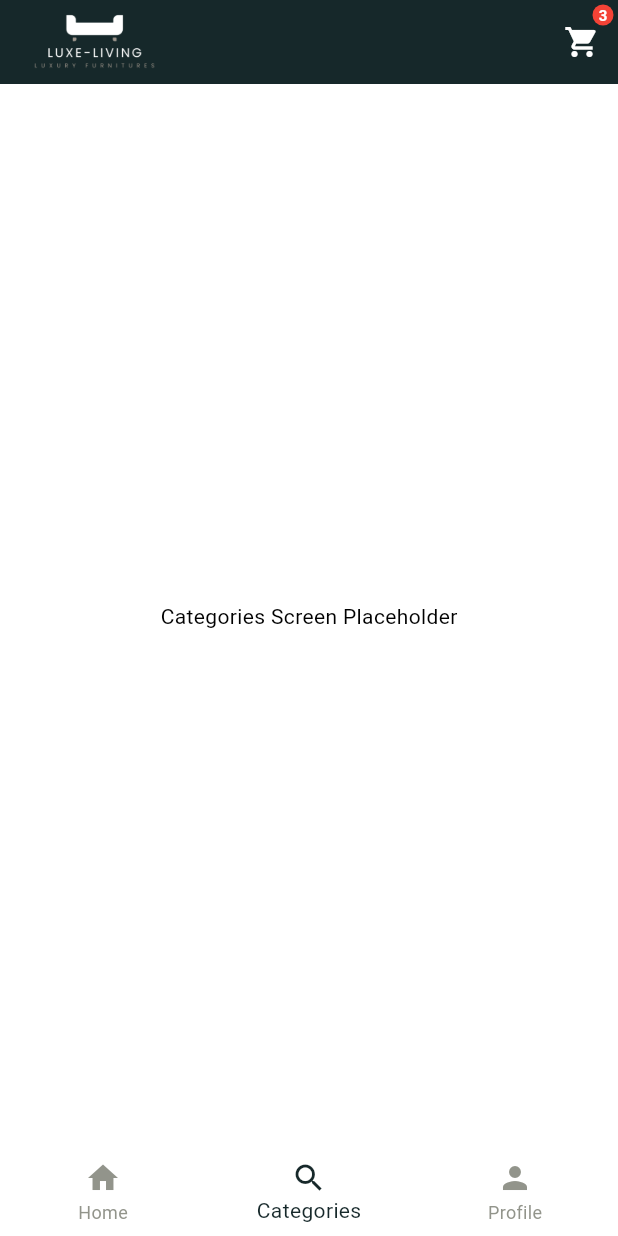
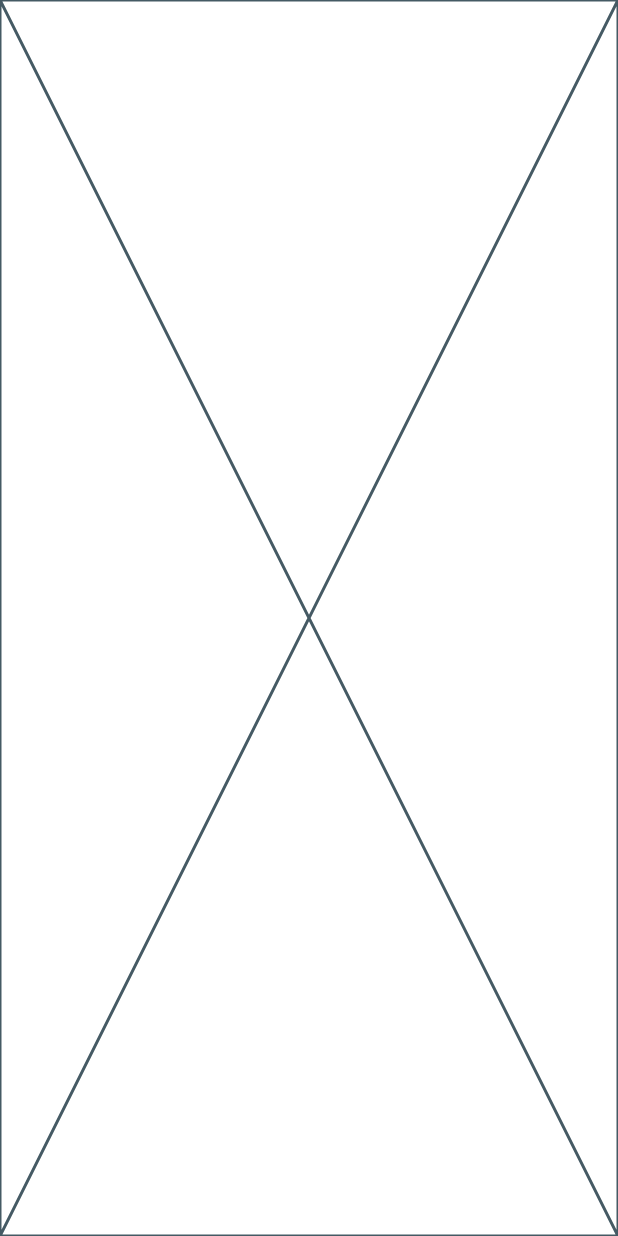
Before and after one commit to shalindri0426/shalindri_flutter, a Flutter app: the MainAppscreen screen opened directly, item 2 of the bottom bar chosen, after a tap on the "shopping cart" icon, on a phone screen of 412 x 824 dp. Run offline on Flutter 3.47's test engine with Material 3 defaults, Android fonts, the phone set to English and light mode, and no system bars; our stand-ins replace google_fonts.

Commit message:
category screen

```diff
--- /dev/null
+++ b/lib/screens/cart_screen.dart
@@ -0,0 +1,10 @@
+import 'package:flutter/material.dart';
+
+class CartScreen extends StatelessWidget {
+  const CartScreen({super.key});
+
+  @override
+  Widget build(BuildContext context) {
+    return const Placeholder();
+  }
+}
--- /dev/null
+++ b/lib/screens/category_screen.dart
@@ -0,0 +1,95 @@
+import 'package:flutter/material.dart';
+
+class CategoryScreen extends StatelessWidget {
+  const CategoryScreen({super.key});
+
+  @override
+  Widget build(BuildContext context) {
+    final List<Map<String, String>> categories = [
+      {'title': 'Sofas', 'image': '🛋️'},
+      {'title': 'Beds', 'image': '🛏️'},
+      {'title': 'Chairs', 'image': '🪑'},
+      {'title': 'Tables', 'image': '🛒'},
+      {'title': 'Lighting', 'image': '💡'},
+      {'title': 'Decor', 'image': '🎨'},
+      {'title': 'Sofas', 'image': '🛋️'},
+      {'title': 'Beds', 'image': '🛏️'},
+      {'title': 'Chairs', 'image': '🪑'},
+      {'title': 'Tables', 'image': '🛒'},
+      {'title': 'Lighting', 'image': '💡'},
+      {'title': 'Decor', 'image': '🎨'},
+      {'title': 'Sofas', 'image': '🛋️'},
+      {'title': 'Beds', 'image': '🛏️'},
+      {'title': 'Chairs', 'image': '🪑'},
+      {'title': 'Tables', 'image': '🛒'},
+      {'title': 'Lighting', 'image': '💡'},
+      {'title': 'Decor', 'image': '🎨'},
+    ];
+
+    return Scaffold(
+      appBar: AppBar(
+        title: const Text('Product Categories',
+        style: TextStyle(
+          color: Color.fromARGB(255, 0, 0, 0),
+        ),),
+        centerTitle: true,
+      ),
+      body: Padding(
+        padding: const EdgeInsets.all(12),
+        child: SingleChildScrollView(
+          child: Column(
+            children: [
+              Wrap(
+                spacing: 10,
+                runSpacing: 10,
+                children: categories.map((category) {
+                  return _buildCategoryCard(
+                    title: category['title']!,
+                    emoji: category['image']!,
+                    onTap: () {
+                      // Navigate or filter products
+                    },
+                  );
+                }).toList(),
+              ),
+            ],
+          ),
+        ),
+      ),
+    );
+  }
+
+  Widget _buildCategoryCard({
+    required String title,
+    required String emoji,
+    required VoidCallback onTap,
+  }) {
+    return GestureDetector(
+      onTap: onTap,
+      child: Container(
+        width: 150,
+        height: 100,
+        decoration: BoxDecoration(
+          color: Colors.teal[100],
+          borderRadius: BorderRadius.circular(16),
+        ),
+        child: Center(
+          child: Column(
+            mainAxisAlignment: MainAxisAlignment.center,
+            children: [
+              Text(emoji, style: const TextStyle(fontSize: 32)),
+              const SizedBox(height: 8),
+              Text(
+                title,
+                style: const TextStyle(
+                  fontWeight: FontWeight.w600,
+                  fontSize: 16,
+                ),
+              ),
+            ],
+          ),
+        ),
+      ),
+    );
+  }
+}
--- a/lib/screens/home_screen.dart
+++ b/lib/screens/home_screen.dart
@@ -151,8 +151,61 @@ class _HomeScreenState extends State<HomeScreen> {
                 }),
               ),
             ),
+            const SizedBox(height: 10),
 
-            const SizedBox(height: 30),
+            // Section: Recently viewed
+            Padding(
+              padding: const EdgeInsets.symmetric(horizontal: 20, vertical: 18),
+              child: Row(
+                mainAxisAlignment: MainAxisAlignment.spaceBetween,
+                children: [
+                  Text(
+                    "Recently Viewed",
+                    style: textTheme.titleMedium?.copyWith(
+                      fontWeight: FontWeight.bold,
+                      color: colorScheme.primary,
+                      letterSpacing: 1,
+                    ),
+                  ),
+                  Text(
+                    "See all",
+                    style: textTheme.bodyMedium?.copyWith(
+                      color: colorScheme.secondary,
+                    ),
+                  ),
+                ],
+              ),
+            ),
+
+            //Recently viewed products
+            SingleChildScrollView(
+              scrollDirection: Axis.horizontal,
+              padding: const EdgeInsets.only(left: 20),
+              child: Row(
+                children: List.generate(luxelivingApp.length, (index) {
+                  final product = luxelivingApp[index];
+                  return Padding(
+                    padding: const EdgeInsets.only(right: 20),
+                    child: InkWell(
+                      onTap: () {
+                        Navigator.push(
+                          context,
+                          MaterialPageRoute(
+                            builder: (_) => ProductDetailScreen(
+                              ProductItem: product,
+                            ),
+                          ),
+                        );
+                      },
+                      child: TrendingProducts(
+                        productItem: product,
+                        size: size,
+                      ),
+                    ),
+                  );
+                }),
+              ),
+            ),
           ],
         ),
       ),
--- a/lib/screens/login_screen.dart
+++ b/lib/screens/login_screen.dart
@@ -1,5 +1,5 @@
 import 'package:flutter/material.dart';
-import 'package:luxe_living/screens/home_screen.dart';
+//import 'package:luxe_living/screens/home_screen.dart';
 import 'package:luxe_living/screens/register_screen.dart';
 import 'package:luxe_living/screens/main_appscreen.dart';
 
@@ -32,7 +32,7 @@ class _LoginPageState extends State<LoginPage> {
     final primaryColor = theme.colorScheme.primary;
     final onPrimaryColor = theme.colorScheme.onPrimary;
     final secondaryColor = theme.colorScheme.secondary;
-    final onSecondaryColor = theme.colorScheme.onSecondary;
+    //final onSecondaryColor = theme.colorScheme.onSecondary;
     final scaffoldBackground = theme.scaffoldBackgroundColor;
 
     return Scaffold(
--- a/lib/screens/main_appscreen.dart
+++ b/lib/screens/main_appscreen.dart
@@ -1,6 +1,7 @@
 import 'package:flutter/material.dart';
+import 'package:luxe_living/screens/cart_screen.dart';
+import 'package:luxe_living/screens/category_screen.dart';
 import 'package:luxe_living/screens/home_screen.dart';
-import 'package:luxe_living/screens/login_screen.dart';
 import 'package:luxe_living/screens/profile_screen.dart';
 
 class MainAppscreen extends StatefulWidget {
@@ -15,7 +16,7 @@ class _MainAppscreenState extends State<MainAppscreen> {
 
   final List<Widget> pages = [
     const HomeScreen(),
-    const Scaffold(body: Center(child: Text('Categories Screen Placeholder'))),
+    const CategoryScreen(),
     const ProfileScreen(),
   ];
 
@@ -30,10 +31,11 @@ class _MainAppscreenState extends State<MainAppscreen> {
         backgroundColor: theme.appBarTheme.backgroundColor,
         elevation: 0,
         title: Image.asset(
-          Theme.of(context).brightness ==Brightness.dark
-          ? "assets/images/logo.png"
-          : "assets/images/logoWhite.png",
-          height: 50),
+          Theme.of(context).brightness == Brightness.dark
+              ? "assets/images/logo.png"
+              : "assets/images/logoWhite.png",
+          height: 50,
+        ),
         actions: [
           Stack(
             clipBehavior: Clip.none,
@@ -41,6 +43,10 @@ class _MainAppscreenState extends State<MainAppscreen> {
               IconButton(
                 icon: Icon(Icons.shopping_cart, color: colorScheme.onPrimary),
                 onPressed: () {
+                  Navigator.push(
+                    context,
+                    MaterialPageRoute(builder: (context) => (CartScreen())),
+                  );
                   // Add cart navigation logic here
                 },
               ),
@@ -81,7 +87,10 @@ class _MainAppscreenState extends State<MainAppscreen> {
         type: BottomNavigationBarType.fixed,
         items: const [
           BottomNavigationBarItem(icon: Icon(Icons.home), label: "Home"),
-          BottomNavigationBarItem(icon: Icon(Icons.search), label: 'Categories'),
+          BottomNavigationBarItem(
+            icon: Icon(Icons.search),
+            label: 'Categories',
+          ),
           BottomNavigationBarItem(icon: Icon(Icons.person), label: 'Profile'),
         ],
       ),
--- a/lib/screens/placeOrder_screen.dart
+++ b/lib/screens/placeOrder_screen.dart
@@ -31,7 +31,6 @@ class _PlaceOrderFormState extends State<PlaceOrderForm> {
 
   void _placeOrder() {
     if (_formKey.currentState!.validate()) {
-      // Process order logic here (e.g. send order details to backend)
 
       ScaffoldMessenger.of(context).showSnackBar(
         const SnackBar(content: Text('Order placed successfully!')),
@@ -44,8 +43,13 @@ class _PlaceOrderFormState extends State<PlaceOrderForm> {
 
   @override
   Widget build(BuildContext context) {
+    final theme = Theme.of(context);
+    final backgroundColor = theme.primaryColor;
+    final textColor = theme.scaffoldBackgroundColor;
+
     return Scaffold(
       appBar: AppBar(
+        foregroundColor:textColor,
         title: const Text('Place Order'),
       ),
       body: Padding(
@@ -140,8 +144,13 @@ class _PlaceOrderFormState extends State<PlaceOrderForm> {
               const SizedBox(height: 30),
 
               ElevatedButton(
+                style: ElevatedButton.styleFrom(
+                  backgroundColor: backgroundColor,
+                  foregroundColor: textColor,
+                ),
                 onPressed: _placeOrder,
                 child: const Text('Place Order'),
+
               ),
             ],
           ),
--- a/lib/screens/product_detail_screen.dart
+++ b/lib/screens/product_detail_screen.dart
@@ -1,5 +1,5 @@
 import 'package:flutter/material.dart';
-import 'package:google_fonts/google_fonts.dart';
+//import 'package:google_fonts/google_fonts.dart';
 import 'package:luxe_living/models/product_model.dart';
 import 'package:luxe_living/screens/placeOrder_screen.dart';
 
```
Also changed, not shown: lib/main.dart (+8 -7 lines).
